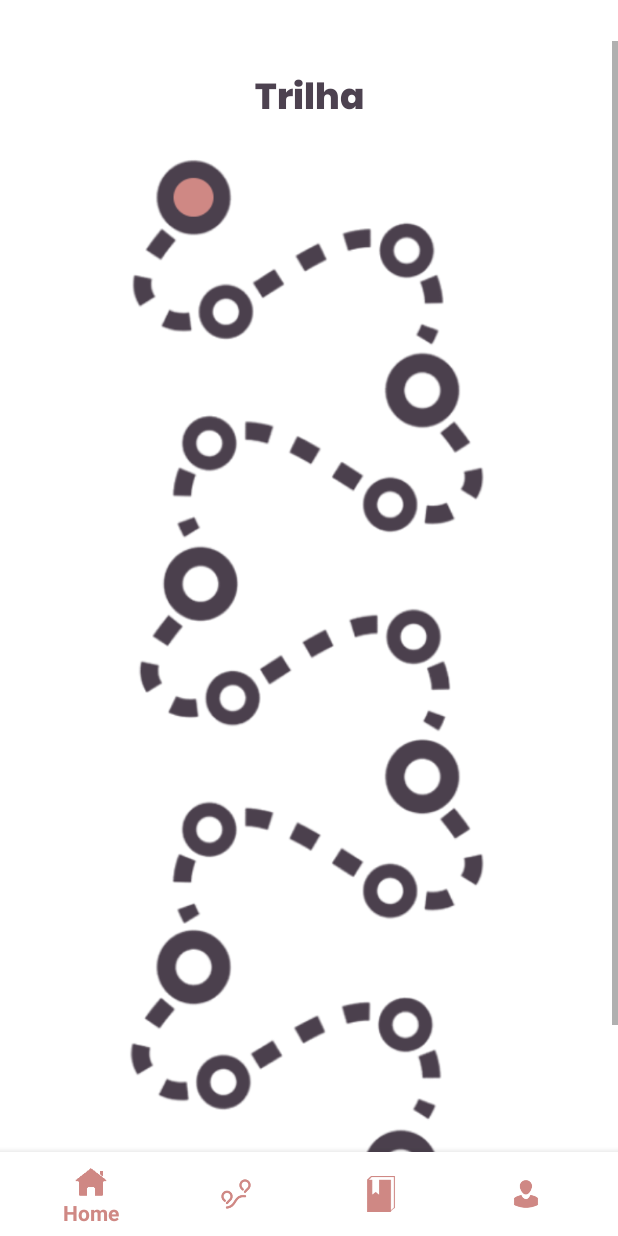
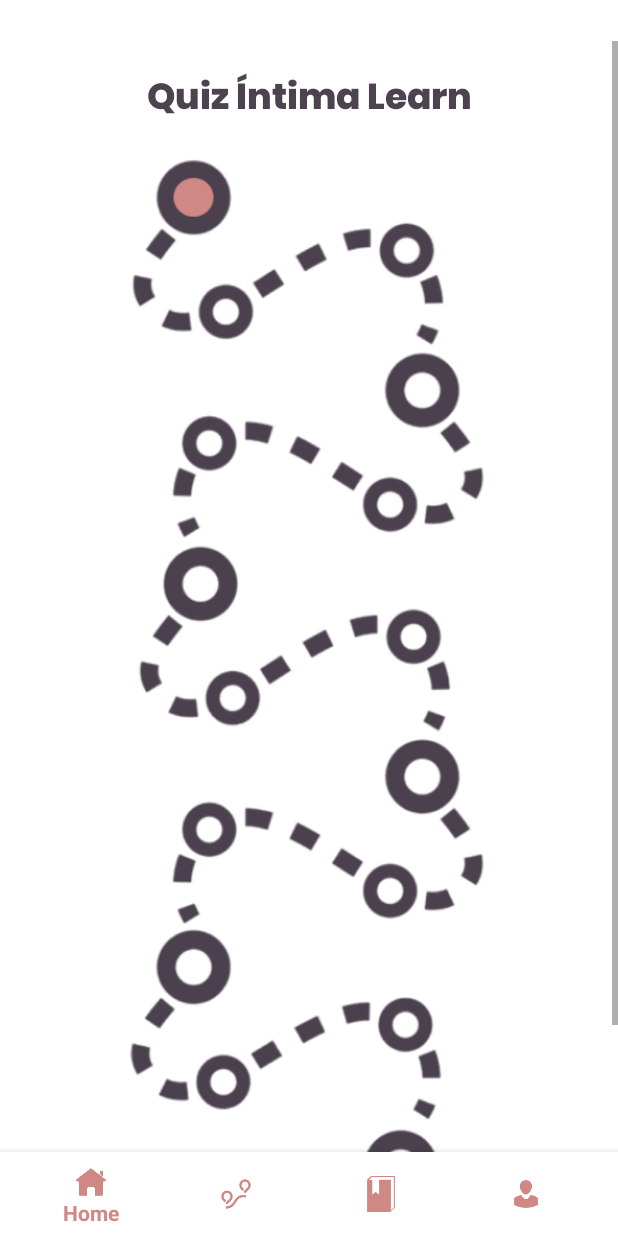
Before and after one commit to 2024-1-NADS3/Projeto8, an Android app: the fragment Trilha placed in its activity, on a phone screen of 412 x 824 dp. Run offline under Robolectric (Android 15) with nearby library versions, the phone set to English and light mode, and no system bars.

Commit message:
Update fragment_trilha.xml

```diff
--- a/IntimaLearn/app/src/main/res/layout/fragment_trilha.xml
+++ b/IntimaLearn/app/src/main/res/layout/fragment_trilha.xml
@@ -293,7 +293,7 @@
                 android:layout_height="wrap_content"
                 android:layout_marginTop="18dp"
                 android:fontFamily="@font/poppins_extrabold"
-                android:text="Trilha"
+                android:text="Quiz Íntima Learn"
                 android:textColor="@color/paleta01"
                 android:textSize="24sp"
                 app:layout_constraintEnd_toEndOf="parent"
```
